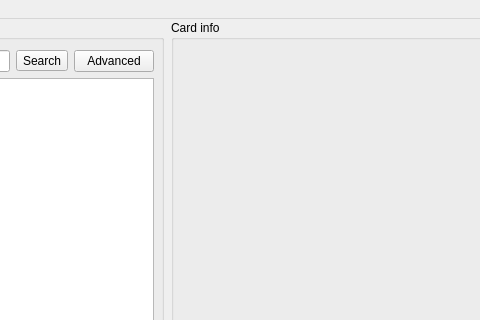
Qt form MtgHelper/mainwindow.ui (JaySi98/MtgHelperDesktop) before a commit; both pictures show x 238 to 718 and y 0 to 320 of the 1031 by 717 pixel window.
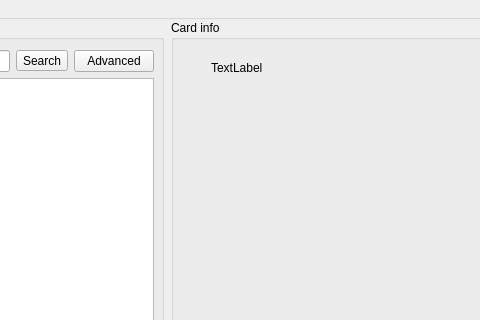
The same form after that commit.

Patch:
```diff
--- a/MtgHelper/mainwindow.ui
+++ b/MtgHelper/mainwindow.ui
@@ -14,7 +14,7 @@
    <string>MainWindow</string>
   </property>
   <widget class="QWidget" name="centralwidget">
-   <widget class="QWidget" name="">
+   <widget class="QWidget" name="layoutWidget">
     <property name="geometry">
      <rect>
       <x>10</x>
@@ -101,6 +101,19 @@
          <property name="title">
           <string>Card info</string>
          </property>
+         <widget class="QLabel" name="testLabel">
+          <property name="geometry">
+           <rect>
+            <x>40</x>
+            <y>40</y>
+            <width>58</width>
+            <height>15</height>
+           </rect>
+          </property>
+          <property name="text">
+           <string>TextLabel</string>
+          </property>
+         </widget>
         </widget>
        </item>
        <item>
```
